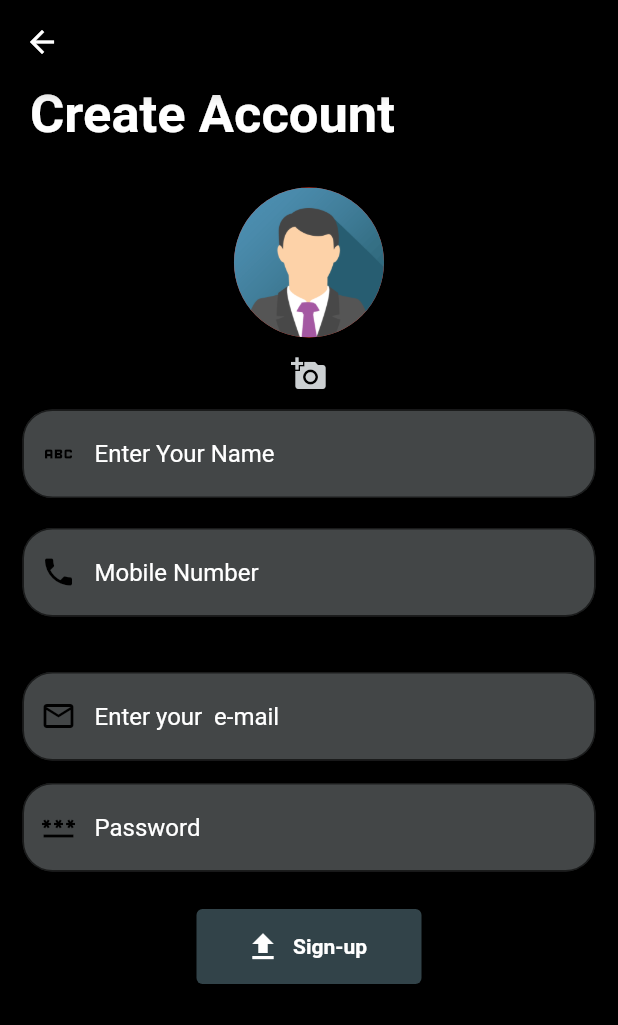
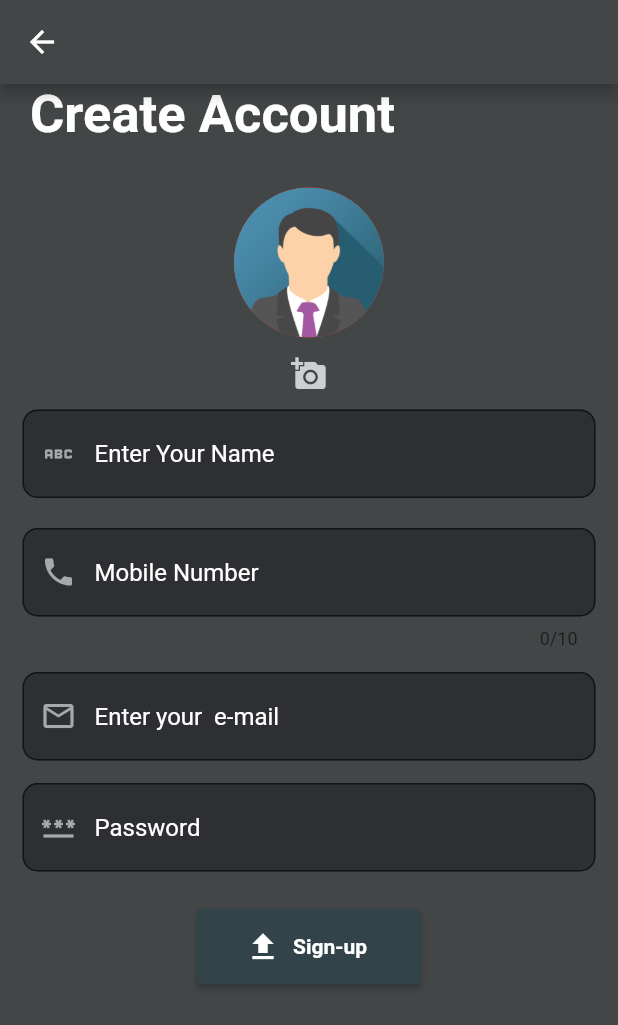
Before and after one commit to flutterdevs12/ateend, a Flutter app: the screen it shows after launch, after a tap on "Dont have an account?", on a phone screen of 412 x 824 dp. Shown: the top 1025 px of the screen. Run offline on Flutter 3.47's test engine with Material 2 defaults, Android fonts, the phone set to English and light mode, and no system bars; our stand-ins replace cloud_firestore, firebase_auth, firebase_core, flutter_image_compress, get, google_fonts and 3 more; missing offline and left inert: flutter_barcode_scanner; accounts and stored records are empty; network calls fail; Roboto replaces fonts that are missing (Ubuntu).

Commit message:
ui completed

```diff
--- a/lib/app/modules/sign_in/views/sign_in_view.dart
+++ b/lib/app/modules/sign_in/views/sign_in_view.dart
@@ -15,7 +15,7 @@
   @override
   Widget build(BuildContext context) {
     return Scaffold(
-        backgroundColor: Colors.black,
+        backgroundColor: Color.fromARGB(255, 67, 70, 71),
         body: SafeArea(
           child: SingleChildScrollView(
             child: Column(
@@ -28,6 +28,7 @@
                       fontWeight: FontWeight.bold),
                 ),
                 Container(
+                  height: MediaQuery.of(context).size.height / 2.3,
                   child: Lottie.network(
                       'https://assets2.lottiefiles.com/packages/lf20_pwwZiL9I3Y.json'),
                 ),
@@ -38,7 +39,11 @@
                       Padding(
                         padding: const EdgeInsets.only(
                             left: 15.0, right: 15, bottom: 25),
-                        child: Container(
+                        child: Card(
+                          elevation: 20,
+                          shape: RoundedRectangleBorder(
+                            borderRadius: BorderRadius.circular(10.0),
+                          ),
                           child: (TextFormField(
                             style: GoogleFonts.ubuntu(color: Colors.white),
                             controller: _emailcontroller,
@@ -48,7 +53,7 @@
                                 filled: true,
                                 prefixIcon: const Icon(
                                   Icons.email_outlined,
-                                  color: Color.fromARGB(255, 0, 0, 0),
+                                  color: Color.fromARGB(255, 165, 169, 171),
                                 ),
                                 hintText: 'Enter your  e-mail',
                                 focusedBorder: OutlineInputBorder(
@@ -56,10 +61,10 @@
                                         width: 2,
                                         color:
                                             Color.fromARGB(255, 127, 127, 129)),
-                                    borderRadius: BorderRadius.circular(20)),
+                                    borderRadius: BorderRadius.circular(10)),
                                 border: OutlineInputBorder(
-                                    borderRadius: BorderRadius.circular(20)),
-                                fillColor: Color.fromARGB(255, 67, 70, 71),
+                                    borderRadius: BorderRadius.circular(10)),
+                                fillColor: Color.fromARGB(255, 45, 47, 51),
                                 focusColor: Color.fromARGB(255, 255, 255, 255)),
                             validator: (value) {
                               if (!RegExp(r'^[a-zA-Z0-9+_.-]+@[a-zA-Z0-9.-]+$')
@@ -75,7 +80,10 @@
                       ),
                       Padding(
                         padding: const EdgeInsets.only(left: 15.0, right: 15),
-                        child: Container(
+                        child: Card(
+                          elevation: 20,
+                          shape: RoundedRectangleBorder(
+                              borderRadius: BorderRadius.circular(10)),
                           child: (TextFormField(
                             style: GoogleFonts.ubuntu(color: Colors.white),
                             controller: _passwordcontroller,
@@ -86,20 +94,20 @@
                                 filled: true,
                                 prefixIcon: const Icon(
                                   Icons.password,
-                                  color: Color.fromARGB(255, 0, 0, 0),
+                                  color: Color.fromARGB(255, 165, 169, 171),
                                 ),
                                 hintText: 'Password',
                                 hintStyle: GoogleFonts.ubuntu(
                                     color: Color.fromARGB(255, 255, 255, 255)),
                                 border: OutlineInputBorder(
-                                    borderRadius: BorderRadius.circular(20)),
+                                    borderRadius: BorderRadius.circular(10)),
                                 focusedBorder: OutlineInputBorder(
                                     borderSide: BorderSide(
                                         width: 2,
                                         color:
                                             Color.fromARGB(255, 127, 127, 129)),
-                                    borderRadius: BorderRadius.circular(20)),
-                                fillColor: Color.fromARGB(255, 67, 70, 71),
+                                    borderRadius: BorderRadius.circular(10)),
+                                fillColor: Color.fromARGB(255, 45, 47, 51),
                                 focusColor: Color.fromARGB(255, 255, 255, 255)),
                           )),
                         ),
@@ -121,6 +129,7 @@
                                   color: Color.fromARGB(255, 171, 180, 184))
                               : Icon(Icons.login),
                           style: ButtonStyle(
+                            elevation: MaterialStateProperty.all(20),
                             minimumSize:
                                 MaterialStateProperty.all(Size(100, 50)),
                             shape: MaterialStateProperty.all<
@@ -128,7 +137,7 @@
                               borderRadius: BorderRadius.circular(15),
                             )),
                             backgroundColor: MaterialStateProperty.all<Color>(
-                              Color.fromARGB(255, 50, 67, 73),
+                              Color.fromARGB(255, 65, 86, 94),
                             ),
                           ),
                           onPressed: _signInController.isLoading.value
--- a/lib/app/modules/sign_up/views/sign_up_view.dart
+++ b/lib/app/modules/sign_up/views/sign_up_view.dart
@@ -19,9 +19,9 @@
                 Get.off(SignInView());
               },
               icon: (Icon(Icons.arrow_back))),
-          backgroundColor: Colors.black,
+          backgroundColor: Color.fromARGB(255, 67, 70, 71),
         ),
-        backgroundColor: Colors.black,
+        backgroundColor: Color.fromARGB(255, 67, 70, 71),
         body: SingleChildScrollView(
           child: Column(
             children: [
@@ -82,7 +82,6 @@
                     Padding(
                       padding: const EdgeInsets.only(
                           left: 15.0, right: 15, bottom: 20),
-                      child: Container(
                       child: (TextFormField(
                         style: GoogleFonts.ubuntu(color: Colors.white),
                         controller:
@@ -90,15 +89,20 @@
                         decoration: InputDecoration(
                             prefixIcon: const Icon(
                               Icons.abc,
-                                color: Color.fromARGB(255, 0, 0, 0),
+                              color: Color.fromARGB(255, 165, 169, 171),
                             ),
                             hintText: 'Enter Your Name',
                             hintStyle: GoogleFonts.ubuntu(
                                 color: Color.fromARGB(255, 255, 255, 255)),
                             filled: true,
+                            focusedBorder: OutlineInputBorder(
+                                borderSide: BorderSide(
+                                    width: 2,
+                                    color: Color.fromARGB(255, 127, 127, 129)),
+                                borderRadius: BorderRadius.circular(10)),
                             border: OutlineInputBorder(
-                                  borderRadius: BorderRadius.circular(20)),
-                              fillColor: Color.fromARGB(255, 67, 70, 71),
+                                borderRadius: BorderRadius.circular(10)),
+                            fillColor: Color.fromARGB(255, 45, 47, 51),
                             focusColor: Color.fromARGB(255, 67, 70, 71)),
                         validator: (value) {
                           if (!RegExp(r'^[a-z A-Z]+$').hasMatch(value!) ||
@@ -109,7 +113,6 @@
                           }
                         },
                       )),
-                      ),
                     ),
                     Padding(
                       padding: const EdgeInsets.only(
@@ -122,15 +125,21 @@
                           decoration: InputDecoration(
                               prefixIcon: const Icon(
                                 Icons.phone,
-                                color: Color.fromARGB(255, 0, 0, 0),
+                                color: Color.fromARGB(255, 165, 169, 171),
                               ),
                               filled: true,
                               hintText: 'Mobile Number',
                               hintStyle: GoogleFonts.ubuntu(
                                   color: Color.fromARGB(255, 255, 255, 255)),
+                              focusedBorder: OutlineInputBorder(
+                                  borderSide: BorderSide(
+                                      width: 2,
+                                      color:
+                                          Color.fromARGB(255, 127, 127, 129)),
+                                  borderRadius: BorderRadius.circular(10)),
                               border: OutlineInputBorder(
-                                  borderRadius: BorderRadius.circular(20)),
-                              fillColor: Color.fromARGB(255, 67, 70, 71),
+                                  borderRadius: BorderRadius.circular(10)),
+                              fillColor: Color.fromARGB(255, 45, 47, 51),
                               focusColor: Color.fromARGB(255, 67, 70, 71)),
                           validator: (value) {
                             if (!RegExp(r'^[0-9]{10}$').hasMatch(value!)) {
@@ -152,15 +161,21 @@
                           decoration: InputDecoration(
                               prefixIcon: const Icon(
                                 Icons.email_outlined,
-                                color: Color.fromARGB(255, 0, 0, 0),
+                                color: Color.fromARGB(255, 165, 169, 171),
                               ),
                               filled: true,
                               hintText: 'Enter your  e-mail',
                               hintStyle: GoogleFonts.ubuntu(
                                   color: Color.fromARGB(255, 255, 255, 255)),
+                              focusedBorder: OutlineInputBorder(
+                                  borderSide: BorderSide(
+                                      width: 2,
+                                      color:
+                                          Color.fromARGB(255, 127, 127, 129)),
+                                  borderRadius: BorderRadius.circular(10)),
                               border: OutlineInputBorder(
-                                  borderRadius: BorderRadius.circular(20)),
-                              fillColor: Color.fromARGB(255, 67, 70, 71),
+                                  borderRadius: BorderRadius.circular(10)),
+                              fillColor: Color.fromARGB(255, 45, 47, 51),
                               focusColor: Color.fromARGB(255, 67, 70, 71)),
                           validator: (value) {
                             if (!RegExp(r'^[a-zA-Z0-9+_.-]+@[a-zA-Z0-9.-]+$')
@@ -187,15 +202,21 @@
                           decoration: InputDecoration(
                               prefixIcon: const Icon(
                                 Icons.password,
-                                color: Color.fromARGB(255, 0, 0, 0),
+                                color: Color.fromARGB(255, 165, 169, 171),
                               ),
                               filled: true,
                               hintText: 'Password',
                               hintStyle: GoogleFonts.ubuntu(
                                   color: Color.fromARGB(255, 255, 255, 255)),
+                              focusedBorder: OutlineInputBorder(
+                                  borderSide: BorderSide(
+                                      width: 2,
+                                      color:
+                                          Color.fromARGB(255, 127, 127, 129)),
+                                  borderRadius: BorderRadius.circular(10)),
                               border: OutlineInputBorder(
-                                  borderRadius: BorderRadius.circular(20)),
-                              fillColor: Color.fromARGB(255, 67, 70, 71),
+                                  borderRadius: BorderRadius.circular(10)),
+                              fillColor: Color.fromARGB(255, 45, 47, 51),
                               focusColor: Color.fromARGB(255, 67, 70, 71)),
                         )),
                       ),
```
Lines whose indentation alone changed are shown as unchanged.
